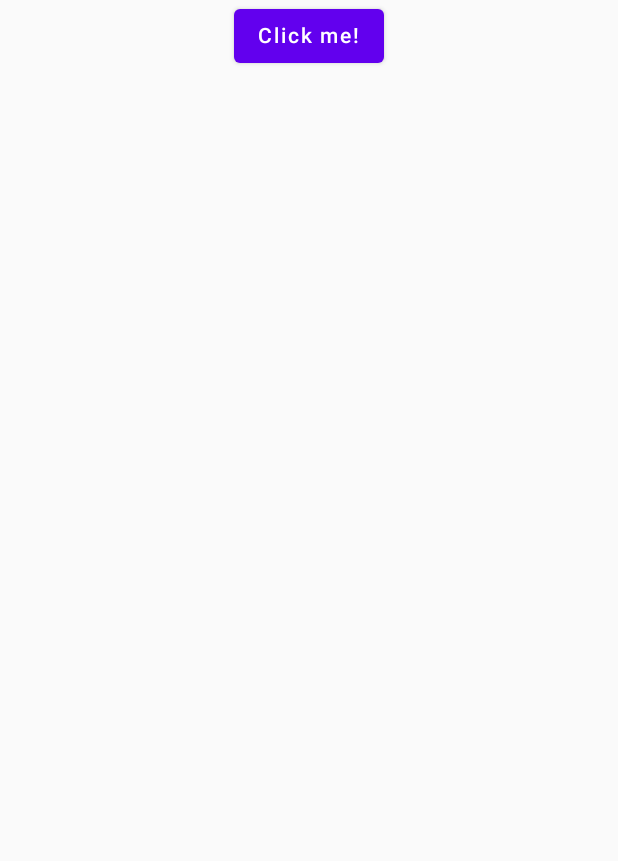
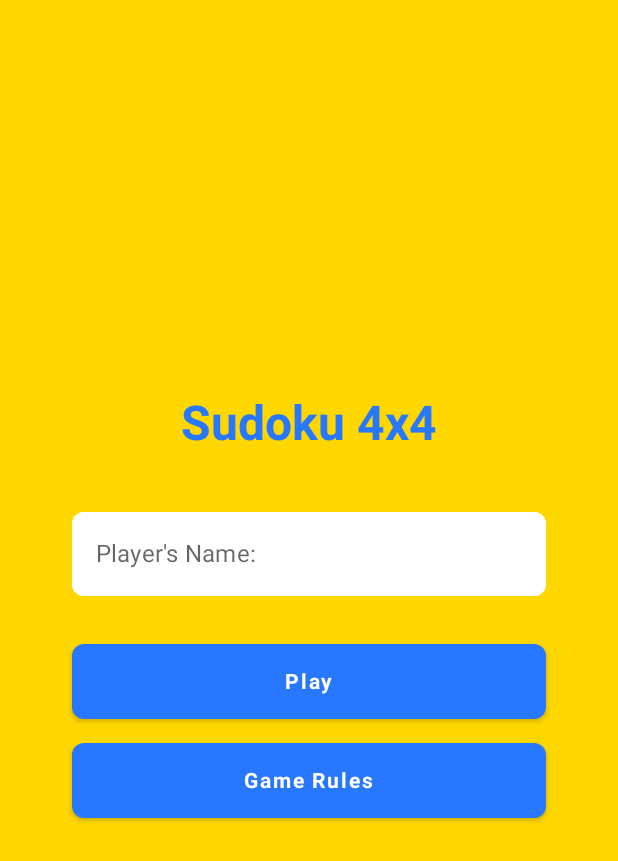
Before and after one commit to cyue49/SudokuGame4x4, an Android app built with Jetpack Compose: the screen it shows after launch (MainActivity), on a phone screen of 412 x 824 dp. Shown: the top 861 px of the screen. Run offline under Robolectric (Android 15) with nearby library versions, the phone set to English and light mode, and no system bars.

Commit message:
home page

```diff
--- a/composeApp/build.gradle.kts
+++ b/composeApp/build.gradle.kts
@@ -23,6 +23,7 @@ kotlin {
         androidMain.dependencies {
             implementation(libs.compose.ui.tooling.preview)
             implementation(libs.androidx.activity.compose)
+
         }
         commonMain.dependencies {
             implementation(compose.runtime)
@@ -31,6 +32,7 @@ kotlin {
             implementation(compose.ui)
             implementation(compose.components.resources)
             implementation(compose.components.uiToolingPreview)
+
         }
         desktopMain.dependencies {
             implementation(compose.desktop.currentOs)
@@ -71,6 +73,9 @@ android {
         debugImplementation(libs.compose.ui.tooling)
     }
 }
+dependencies {
+    implementation(libs.androidx.material3.android)
+}
 
 compose.desktop {
     application {
--- a/composeApp/src/androidMain/kotlin/org/example/sudokugame4x4/MainActivity.kt
+++ b/composeApp/src/androidMain/kotlin/org/example/sudokugame4x4/MainActivity.kt
@@ -1,6 +1,7 @@
 package org.example.sudokugame4x4
 
 import App
+import HomeScreen
 import android.os.Bundle
 import androidx.activity.ComponentActivity
 import androidx.activity.compose.setContent
@@ -12,7 +13,10 @@ class MainActivity : ComponentActivity() {
         super.onCreate(savedInstanceState)
 
         setContent {
-            App()
+                HomeScreen { name ->
+                    // handle navigation
+                    println("Play button clicked with name: $name")
+                }
         }
     }
 }
@@ -20,5 +24,7 @@ class MainActivity : ComponentActivity() {
 @Preview
 @Composable
 fun AppAndroidPreview() {
-    App()
+    HomeScreen { name ->
+        println("Play button clicked with name: $name")
+    }
 }
--- /dev/null
+++ b/composeApp/src/commonMain/kotlin/HomeScreen.kt
@@ -0,0 +1,126 @@
+import androidx.compose.animation.AnimatedVisibility
+import androidx.compose.foundation.background
+import androidx.compose.foundation.layout.*
+import androidx.compose.foundation.shape.RoundedCornerShape
+import androidx.compose.material.Button
+import androidx.compose.material.ButtonDefaults
+import androidx.compose.material.OutlinedTextField
+import androidx.compose.material.Text
+import androidx.compose.material.TextFieldDefaults
+import androidx.compose.runtime.Composable
+import androidx.compose.runtime.getValue
+import androidx.compose.runtime.mutableStateOf
+import androidx.compose.runtime.remember
+import androidx.compose.runtime.setValue
+import androidx.compose.ui.Alignment
+import androidx.compose.ui.Modifier
+import androidx.compose.ui.graphics.Color
+import androidx.compose.ui.text.font.FontWeight
+import androidx.compose.ui.unit.dp
+import androidx.compose.ui.unit.sp
+
+@Composable
+fun HomeScreen(onPlayClicked: (String) -> Unit) {
+    val name = remember { mutableStateOf("") }
+    var showRules by remember { mutableStateOf(false) }
+
+    Column(
+        modifier = Modifier
+            .fillMaxSize()
+            .background(Color(0xFFFFD700))
+            .padding(16.dp),
+        horizontalAlignment = Alignment.CenterHorizontally,
+        verticalArrangement = Arrangement.Center
+    ) {
+        Text(
+            text = "Sudoku 4x4",
+            fontSize = 32.sp,
+            fontWeight = FontWeight.Bold,
+            color = Color(0xFF2878FF)
+        )
+
+        Spacer(modifier = Modifier.height(32.dp))
+
+        OutlinedTextField(
+            value = name.value,
+            onValueChange = { name.value = it },
+            label = { Text("Player's Name:") },
+            colors = TextFieldDefaults.outlinedTextFieldColors(
+                backgroundColor = Color.White,
+                focusedBorderColor = Color(0xFF2878FF),
+                unfocusedBorderColor = Color.White
+            ),
+            shape = RoundedCornerShape(8.dp),
+            modifier = Modifier
+                .fillMaxWidth()
+                .padding(horizontal = 32.dp)
+        )
+
+        Spacer(modifier = Modifier.height(32.dp))
+
+        Button(
+            onClick = { onPlayClicked(name.value) },
+            colors = ButtonDefaults.buttonColors(backgroundColor = Color(0xFF2878FF)),
+            shape = RoundedCornerShape(8.dp),
+            modifier = Modifier
+                .height(50.dp)
+                .padding(horizontal = 32.dp)
+                .fillMaxWidth()
+        ) {
+            Text(
+                text = "Play",
+                color = Color.White,
+                fontWeight = FontWeight.Bold )
+        }
+        Spacer(modifier = Modifier.height(16.dp))
+
+        Button(
+            onClick = { showRules = !showRules },
+            colors = ButtonDefaults.buttonColors(backgroundColor = Color(0xFF2878FF)),  // Updated color
+            shape = RoundedCornerShape(8.dp),
+            modifier = Modifier
+                .height(50.dp)
+                .padding(horizontal = 32.dp)
+                .fillMaxWidth()
+        ) {
+            Text(
+                text = "Game Rules",
+                color = Color.White,
+                fontWeight = FontWeight.Bold
+            )
+        }
+
+        Spacer(modifier = Modifier.height(16.dp))
+
+        AnimatedVisibility(visible = showRules) {
+
+            Column(
+                modifier = Modifier
+                    .fillMaxWidth()
+                    .padding(16.dp)
+                    .background(Color.White, shape = RoundedCornerShape(8.dp))
+                    .padding(16.dp),
+                horizontalAlignment = Alignment.CenterHorizontally
+            ) {
+                Text(
+                    text = "Game Rules",
+                    fontSize = 24.sp,
+                    fontWeight = FontWeight.Bold,
+                    color = Color.Black
+                )
+                Spacer(modifier = Modifier.height(16.dp))
+                Column(
+                    horizontalAlignment = Alignment.Start
+                ) {
+                    Text(text = "1. Each row, column, and 2x2 grid must contain the numbers 1-4 without repetition.")
+                    Text(text = "2. Use logical reasoning to fill in the missing numbers.")
+                    Text(text = "3. The game is won when all squares are correctly filled.")
+                }
+                Spacer(modifier = Modifier.height(16.dp))
+                Button(onClick = { showRules = false }) {
+                    Text("Close")
+                }
+            }
+        }
+    }
+}
```
Also changed, not shown: gradle/libs.versions.toml (+6 -1 lines), composeApp/src/commonMain/composeResources/drawable/Fox.png (added), 1 other file.
